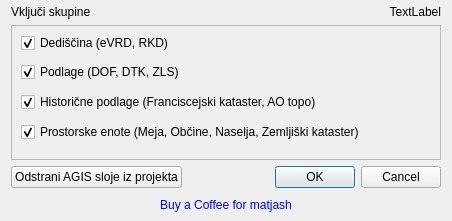
The window that agis_loader/agis_load_dialog.ui (matjash/AGIS) describes before a commit, drawn with Qt 5.
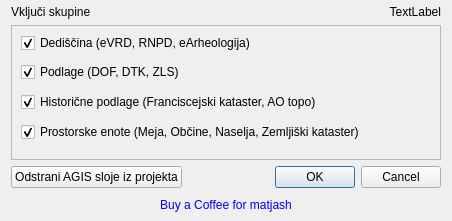
The same window after the commit.

Commit message: Update checkbox text in agis_load_dialog.ui

```diff
--- a/agis_loader/agis_load_dialog.ui
+++ b/agis_loader/agis_load_dialog.ui
@@ -78,7 +78,7 @@
        <item>
         <widget class="QCheckBox" name="dediscina">
          <property name="text">
-          <string>Dediščina (eVRD, RKD)</string>
+          <string>Dediščina (eVRD, RNPD, eArheologija)</string>
          </property>
          <property name="checked">
           <bool>true</bool>
```
